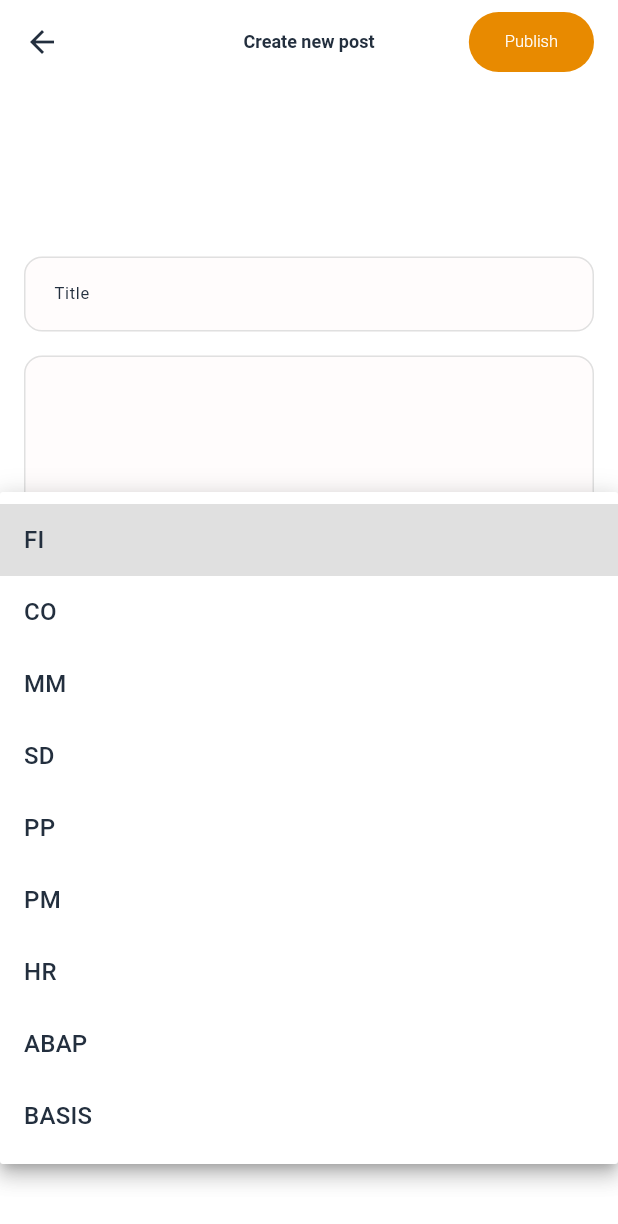
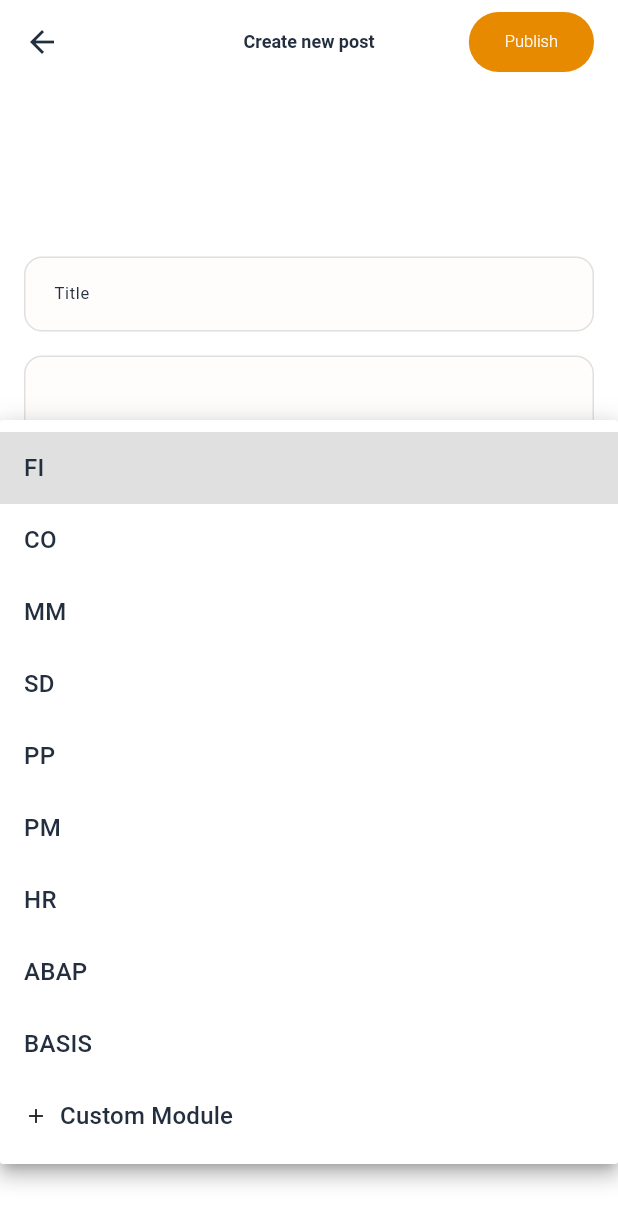
Before and after one commit to lasheralberto/sapersx, a Flutter app: the CreatePostScreen screen opened directly, after a tap on "FI", on a phone screen of 412 x 824 dp. Shown: the top 1224 px of the screen. Run offline on Flutter 3.47's test engine with Material 3 defaults, Android fonts, the phone set to English and light mode, and no system bars; our stand-ins replace cached_network_image, cloud_firestore, file_picker, firebase_auth, firebase_core, firebase_storage and 16 more; missing offline and left inert: flutter_highlighting, pasteboard, random_avatar; accounts and stored records are empty; project files that could hold a hidden picture were left out.

Commit message:
top sapers

```diff
--- a/lib/components/screens/popup_create_post.dart
+++ b/lib/components/screens/popup_create_post.dart
@@ -32,11 +32,14 @@ class _CreatePostScreenState extends State<CreatePostScreen> {
   String replyId = '';
   late SAPPost newPost;
   bool isLoadingPost = false;
+  final _customModuleController = TextEditingController();
+  bool _isCustomModule = false;
 
   final List<String> _modules = Modules.modules;
 
   @override
   void dispose() {
+    _customModuleController.dispose();
     _titleController.dispose();
     _descriptionController.dispose();
     _tagsController.dispose();
@@ -208,6 +211,72 @@ class _CreatePostScreenState extends State<CreatePostScreen> {
     Navigator.pop(context, newPost);
   }
 
+  Widget _buildModuleSelection() {
+    if (_isCustomModule) {
+      return TextField(
+        controller: _customModuleController,
+        decoration: styles.getInputDecoration(
+          Texts.translate('customModule', LanguageProvider().currentLanguage),
+          IconButton(
+            icon: const Icon(Icons.close),
+            onPressed: () {
+              setState(() {
+                _isCustomModule = false;
+                _selectedModule = _modules.first;
+              });
+            },
+          ),
+          context,
+        ),
+        onChanged: (value) {
+          setState(() {
+            _selectedModule = value;
+          });
+        },
+      );
+    }
+
+    return DropdownButtonFormField<String>(
+      value: _selectedModule,
+      decoration: styles.getInputDecoration(
+        Texts.translate('moduloSAP', LanguageProvider().currentLanguage),
+        null,
+        context,
+      ),
+      items: [
+        ..._modules.map((String module) {
+          return DropdownMenuItem<String>(
+            value: module,
+            child: Text(module),
+          );
+        }).toList(),
+        DropdownMenuItem<String>(
+          value: 'custom',
+          child: Row(
+            children: [
+              const Icon(Icons.add, size: 16),
+              const SizedBox(width: 8),
+              Text(Texts.translate(
+                  'customModule', LanguageProvider().currentLanguage)),
+            ],
+          ),
+        ),
+      ],
+      onChanged: (String? value) {
+        if (value == 'custom') {
+          setState(() {
+            _isCustomModule = true;
+            _customModuleController.clear();
+          });
+        } else if (value != null) {
+          setState(() {
+            _selectedModule = value;
+          });
+        }
+      },
+    );
+  }
+
   @override
   Widget build(BuildContext context) {
     var mediaQuery = MediaQuery.of(context).size;
@@ -292,28 +361,7 @@ class _CreatePostScreenState extends State<CreatePostScreen> {
                           const SizedBox(height: 8),
                           _buildTagChips(),
                           const SizedBox(height: 16),
-                          DropdownButtonFormField<String>(
-                            value: _selectedModule,
-                            decoration: styles.getInputDecoration(
-                              Texts.translate('moduloSAP',
-                                  LanguageProvider().currentLanguage),
-                              null,
-                              context,
-                            ),
-                            items: _modules.map((String module) {
-                              return DropdownMenuItem<String>(
-                                value: module,
-                                child: Text(module),
-                              );
-                            }).toList(),
-                            onChanged: (String? value) {
-                              if (value != null) {
-                                setState(() {
-                                  _selectedModule = value;
-                                });
-                              }
-                            },
-                          ),
+                          _buildModuleSelection(),
                           const SizedBox(height: 16),
                           Row(
                             children: [
@@ -348,7 +396,6 @@ class _CreatePostScreenState extends State<CreatePostScreen> {
         ),
       ),
       // Botón flotante para dispositivos móviles
-
     );
   }
 }
--- a/lib/components/widgets/postcard.dart
+++ b/lib/components/widgets/postcard.dart
@@ -426,7 +426,7 @@ class _PostCardState extends State<PostCard> {
                   bool isUserLoggedIn = AuthService().isUserLoggedIn(context);
                   if (!isUserLoggedIn) return;
 
-                  FirebaseService().handleVote(
+                  FirebaseService().addToWeeklyPointsFromPost(
                     widget.post.id,
                     user?.username ?? '',
                     currentVote == VoteType.up ? VoteType.none : VoteType.up,
@@ -452,7 +452,7 @@ class _PostCardState extends State<PostCard> {
                   bool isUserLoggedIn = AuthService().isUserLoggedIn(context);
                   if (!isUserLoggedIn) return;
 
-                  FirebaseService().handleVote(
+                  FirebaseService().addToWeeklyPointsFromPost(
                     widget.post.id,
                     user?.username ?? '',
                     currentVote == VoteType.down
--- a/lib/components/widgets/reply_section.dart
+++ b/lib/components/widgets/reply_section.dart
@@ -27,6 +27,7 @@ import 'package:sapers/models/styles.dart';
 import 'package:sapers/models/texts.dart';
 import 'package:sapers/models/user.dart';
 import 'package:sapers/models/utils_sapers.dart';
+import 'package:sapers/models/vote.dart';
 import 'package:url_launcher/url_launcher.dart';
 
 class ReplySection extends StatefulWidget {
@@ -86,6 +87,9 @@ class _ReplySectionState extends State<ReplySection> {
         await _firebaseService.createReply(userInfo!.username, widget.post.id,
             _replyController.text, widget.post.replyCount + 1,
             attachments: attachmentsList);
+
+        await _firebaseService.addToWeeklyPointsFromPost(
+            widget.post.id, userInfo.username, VoteType.up);
 
         setState(() {
           isUploading = false;
--- a/lib/models/texts.dart
+++ b/lib/models/texts.dart
@@ -104,6 +104,7 @@ class Texts {
       'TopContributors': 'Top Sapers',
       'feedTab': 'Feed',
       'personasTab': 'Personas',
+      'customModule': 'Módulo personalizado',
     },
     'en': {
       'verMenos': 'See less',
@@ -205,7 +206,9 @@ class Texts {
       'selectProject': 'Select a project',
       'noMessagesChat': 'No messages',
       'TopContributors': 'Top Sapers',
+      'customModule': 'Custom Module',
     },
+
   };
 
   static String translate(String key, String language) {
--- a/lib/models/user.dart
+++ b/lib/models/user.dart
@@ -9,7 +9,6 @@ class UserInfoPopUp {
   int reputation = 0;
   String level = 'Beginner';
   List<String> badges = [];
-  int weeklyPoints = 0;
   Map<String, int> moduleExpertise = {};
   String? location;
   double? latitude;
@@ -24,6 +23,7 @@ class UserInfoPopUp {
   List<String>? following;
   List<String>? followers;
   List<Map<String, dynamic>>? reviews;
+  int? weeklyPoints;
 
   UserInfoPopUp(
       {required this.uid,
@@ -42,6 +42,7 @@ class UserInfoPopUp {
       this.experience,
       this.following,
       this.followers,
+      this.weeklyPoints = 0,
       this.reviews});
 
   // Convertir objeto a Map para guardarlo en Firebase
@@ -52,8 +53,8 @@ class UserInfoPopUp {
       'email': email,
       'bio': bio,
       'location': location,
-      'latitude':latitude,
-      'longitude':longitude,
+      'latitude': latitude,
+      'longitude': longitude,
       'website': website,
       'isExpert': isExpert,
       'specialty': specialty,
@@ -62,6 +63,7 @@ class UserInfoPopUp {
       'followers': followers,
       'joinDate': joinDate,
       'isAvailable': isAvailable,
+      'weeklyPoints': weeklyPoints,
       'experience': experience,
       'reviews': reviews
     };
@@ -86,6 +88,7 @@ class UserInfoPopUp {
       joinDate: map['joinDate'] != null ? map['joinDate'] as Timestamp : null,
       isAvailable: map['isAvailable'] as bool? ?? false,
       reviews: _parseReviews(map['reviews']), // Función auxiliar
+      weeklyPoints: map['weeklyPoints'] as int? ?? 0,
       experience: map['experience'] as String?,
     );
   }
```
Also changed, not shown: lib/components/widgets/posts_list.dart (+29 -0 lines), lib/models/firebase_service.dart (+64 -17 lines).
